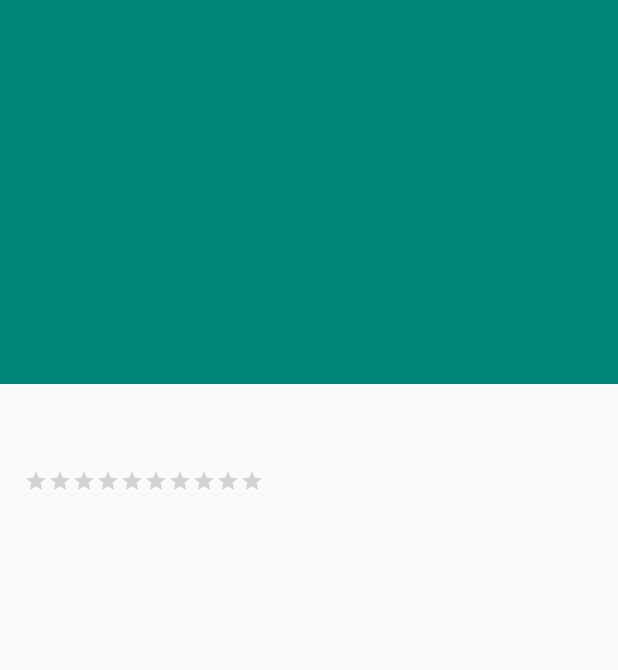
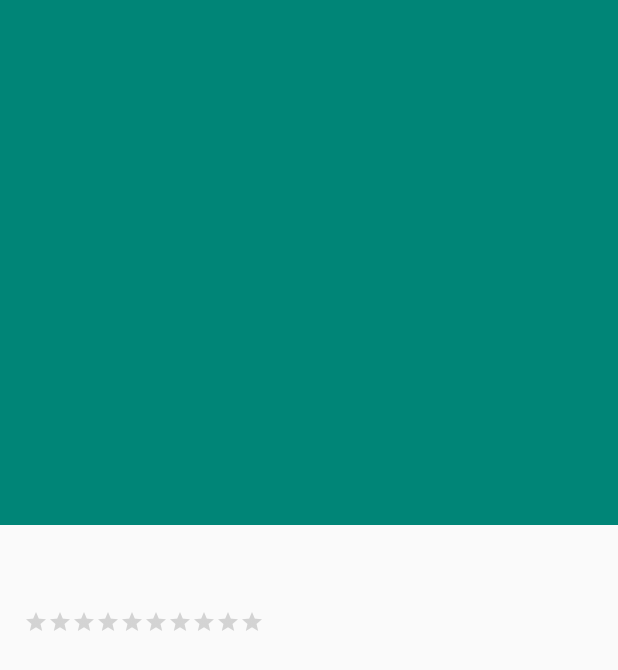
Before and after one commit to limamauricio/PopularMovies, an Android app: the layout activity_movie_details.xml on its own in the app's theme, with its tools: preview values and no code run, on a phone screen of 412 x 824 dp. Shown: the top 670 px of the screen. Run offline under Robolectric (Android 15) with nearby library versions, the phone set to English and light mode, and no system bars.

Commit message:
prepare project to review

```diff
--- a/app/src/main/java/com/limamauricio/popularmovies/MainActivity.java
+++ b/app/src/main/java/com/limamauricio/popularmovies/MainActivity.java
@@ -13,6 +13,8 @@ import android.support.v7.widget.RecyclerView;
 import android.view.Menu;
 import android.view.MenuInflater;
 import android.view.MenuItem;
+import android.view.View;
+import android.widget.ProgressBar;
 import android.widget.Toast;
 
 import com.limamauricio.popularmovies.model.Movie;
@@ -27,7 +29,6 @@ import com.limamauricio.popularmovies.utils.MovieOnClickListener;
 import java.util.List;
 
 import butterknife.BindView;
-import butterknife.ButterKnife;
 import retrofit2.Call;
 import retrofit2.Callback;
 import retrofit2.Response;
@@ -49,7 +50,6 @@ public class MainActivity extends AppCompatActivity {
     protected void onCreate(Bundle savedInstanceState) {
         super.onCreate(savedInstanceState);
         setContentView(R.layout.activity_main);
-        ButterKnife.bind(this);
         checkNetworkConnection(getApplicationContext());
     }
 
--- a/app/src/main/res/layout/activity_movie_details.xml
+++ b/app/src/main/res/layout/activity_movie_details.xml
@@ -8,7 +8,7 @@
     <android.support.design.widget.AppBarLayout
         android:id="@+id/app_bar"
         android:layout_width="match_parent"
-        android:layout_height="256dp"
+        android:layout_height="350dp"
         android:elevation="4dp"
         android:fitsSystemWindows="true"
         android:theme="@style/ThemeOverlay.AppCompat.Dark.ActionBar">
```
